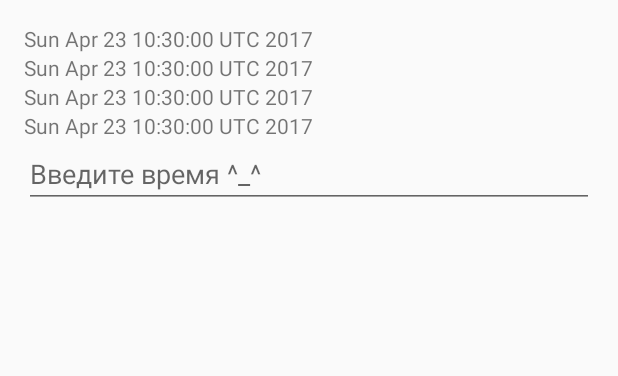
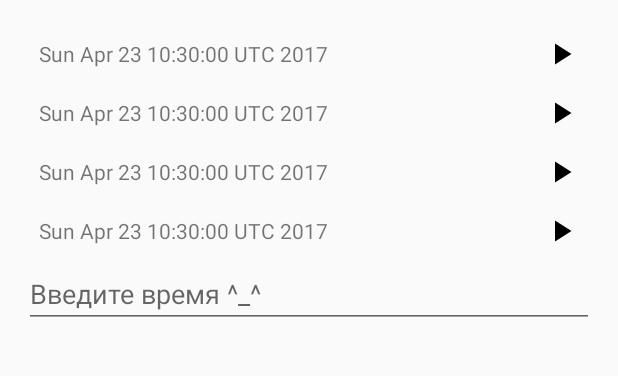
Before and after one commit to ReginaGaraeva/timer, an Android app: the screen it shows after launch (MainActivity), on a phone screen of 412 x 824 dp, the part 84-460 px from its top. Run offline under Robolectric (Android 15) with nearby library versions, the phone set to English and light mode, and no system bars; our stand-ins replace ButterKnife.

Commit message:
Some timer design.

```diff
--- a/app/src/main/res/layout/timer.xml
+++ b/app/src/main/res/layout/timer.xml
@@ -3,10 +3,19 @@
         xmlns:android="http://schemas.android.com/apk/res/android"
         android:layout_width="match_parent"
         android:layout_height="wrap_content"
-        android:orientation="vertical">
+        android:padding="10dp"
+        android:orientation="horizontal">
 
     <TextView
             android:id="@+id/timer_time"
-            android:layout_width="match_parent"
+            android:layout_width="wrap_content"
             android:layout_height="wrap_content"/>
+    <View android:layout_height="match_parent"
+          android:layout_width="0dp"
+          android:layout_weight="1"/>
+    <ImageButton
+            android:layout_width="wrap_content"
+            android:layout_height="match_parent"
+            android:src="@drawable/ic_play_arrow_black_24dp"
+            android:background="@android:color/transparent"/>
 </LinearLayout>
```
Also changed, not shown: app/src/main/res/drawable-hdpi/ic_play_arrow_black_24dp.png (added), app/src/main/res/drawable-mdpi/ic_play_arrow_black_24dp.png (added), app/src/main/res/drawable-xhdpi/ic_play_arrow_black_24dp.png (added), app/src/main/res/drawable-xxhdpi/ic_play_arrow_black_24dp.png (added), app/src/main/res/drawable-xxxhdpi/ic_play_arrow_black_24dp.png (added).
